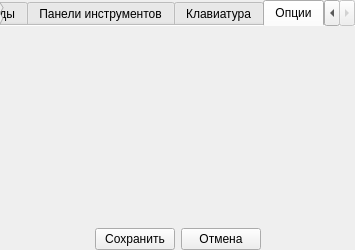
Before: the Qt Designer form src/plugins/mainwindow/mainwindowoptions.ui in rdnvndr/raindrop, drawn with Qt 5.
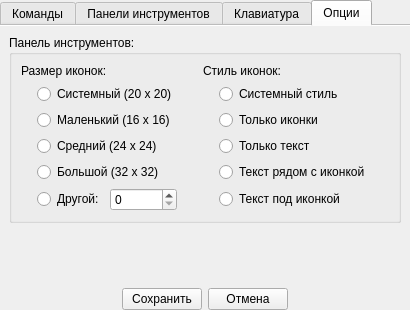
After: the same form once the commit is applied. The open tabs and pages were chosen to show the change. Custom widgets are drawn as their Qt base class.

Commit message: Сделано сохранение стиля панели инструментов и размера иконок

Diff of the .ui file:
```diff
--- a/src/plugins/mainwindow/mainwindowoptions.ui
+++ b/src/plugins/mainwindow/mainwindowoptions.ui
@@ -6,8 +6,8 @@
    <rect>
     <x>0</x>
     <y>0</y>
-    <width>341</width>
-    <height>232</height>
+    <width>410</width>
+    <height>310</height>
    </rect>
   </property>
   <property name="windowTitle">
@@ -223,6 +223,248 @@
       <attribute name="title">
        <string>Опции</string>
       </attribute>
+      <layout class="QVBoxLayout" name="verticalLayout_5">
+       <item>
+        <widget class="QGroupBox" name="groupBox">
+         <property name="title">
+          <string>Панель инструментов:</string>
+         </property>
+         <layout class="QGridLayout" name="gridLayout_3">
+          <item row="5" column="5">
+           <widget class="QRadioButton" name="radioButtonTextUnder">
+            <property name="text">
+             <string>Текст под иконкой</string>
+            </property>
+            <attribute name="buttonGroup">
+             <string notr="true">buttonGroupStyle</string>
+            </attribute>
+           </widget>
+          </item>
+          <item row="1" column="5">
+           <widget class="QRadioButton" name="radioButtonSytemStyle">
+            <property name="text">
+             <string>Системный стиль</string>
+            </property>
+            <attribute name="buttonGroup">
+             <string notr="true">buttonGroupStyle</string>
+            </attribute>
+           </widget>
+          </item>
+          <item row="3" column="5">
+           <widget class="QRadioButton" name="radioButtonTextOnly">
+            <property name="text">
+             <string>Только текст</string>
+            </property>
+            <attribute name="buttonGroup">
+             <string notr="true">buttonGroupStyle</string>
+            </attribute>
+           </widget>
+          </item>
+          <item row="4" column="1" colspan="2">
+           <widget class="QRadioButton" name="radioButtonLarge">
+            <property name="sizePolicy">
+             <sizepolicy hsizetype="Preferred" vsizetype="Fixed">
+              <horstretch>0</horstretch>
+              <verstretch>0</verstretch>
+             </sizepolicy>
+            </property>
+            <property name="text">
+             <string>Большой (32 x 32)</string>
+            </property>
+            <attribute name="buttonGroup">
+             <string notr="true">buttonGroupSize</string>
+            </attribute>
+           </widget>
+          </item>
+          <item row="2" column="1" colspan="2">
+           <widget class="QRadioButton" name="radioButtonSmall">
+            <property name="sizePolicy">
+             <sizepolicy hsizetype="Preferred" vsizetype="Fixed">
+              <horstretch>0</horstretch>
+              <verstretch>0</verstretch>
+             </sizepolicy>
+            </property>
+            <property name="text">
+             <string>Маленький (16 x 16)</string>
+            </property>
+            <attribute name="buttonGroup">
+             <string notr="true">buttonGroupSize</string>
+            </attribute>
+           </widget>
+          </item>
+          <item row="5" column="1">
+           <widget class="QRadioButton" name="radioButtonOther">
+            <property name="sizePolicy">
+             <sizepolicy hsizetype="Preferred" vsizetype="Fixed">
+              <horstretch>0</horstretch>
+              <verstretch>0</verstretch>
+             </sizepolicy>
+            </property>
+            <property name="text">
+             <string>Другой:</string>
+            </property>
+            <attribute name="buttonGroup">
+             <string notr="true">buttonGroupSize</string>
+            </attribute>
+           </widget>
+          </item>
+          <item row="3" column="6">
+           <spacer name="horizontalSpacerToolBar">
+            <property name="orientation">
+             <enum>Qt::Horizontal</enum>
+            </property>
+            <property name="sizeType">
+             <enum>QSizePolicy::Expanding</enum>
+            </property>
+            <property name="sizeHint" stdset="0">
+             <size>
+              <width>40</width>
+              <height>20</height>
+             </size>
+            </property>
+           </spacer>
+          </item>
+          <item row="1" column="1" colspan="2">
+           <widget class="QRadioButton" name="radioButtonSystem">
+            <property name="sizePolicy">
+             <sizepolicy hsizetype="Preferred" vsizetype="Fixed">
+              <horstretch>0</horstretch>
+              <verstretch>0</verstretch>
+             </sizepolicy>
+            </property>
+            <property name="text">
+             <string>Системный (20 x 20)</string>
+            </property>
+            <attribute name="buttonGroup">
+             <string notr="true">buttonGroupSize</string>
+            </attribute>
+           </widget>
+          </item>
+          <item row="5" column="2">
+           <widget class="IconSizeSpinBox" name="spinBoxIconSize">
+            <property name="sizePolicy">
+             <sizepolicy hsizetype="Preferred" vsizetype="Fixed">
+              <horstretch>0</horstretch>
+              <verstretch>0</verstretch>
+             </sizepolicy>
+            </property>
+           </widget>
+          </item>
+          <item row="5" column="3">
+           <spacer name="horizontalSpacerOther">
+            <property name="orientation">
+             <enum>Qt::Horizontal</enum>
+            </property>
+            <property name="sizeType">
+             <enum>QSizePolicy::Minimum</enum>
+            </property>
+            <property name="sizeHint" stdset="0">
+             <size>
+              <width>20</width>
+              <height>20</height>
+             </size>
+            </property>
+           </spacer>
+          </item>
+          <item row="0" column="0" colspan="3">
+           <widget class="QLabel" name="labelIconSize">
+            <property name="text">
+             <string>Размер иконок:</string>
+            </property>
+           </widget>
+          </item>
+          <item row="1" column="0">
+           <spacer name="horizontalSpacerSize">
+            <property name="orientation">
+             <enum>Qt::Horizontal</enum>
+            </property>
+            <property name="sizeType">
+             <enum>QSizePolicy::Minimum</enum>
+            </property>
+            <property name="sizeHint" stdset="0">
+             <size>
+              <width>10</width>
+              <height>20</height>
+             </size>
+            </property>
+           </spacer>
+          </item>
+          <item row="4" column="5">
+           <widget class="QRadioButton" name="radioButtonTextBeside">
+            <property name="text">
+             <string>Текст рядом с иконкой</string>
+            </property>
+            <attribute name="buttonGroup">
+             <string notr="true">buttonGroupStyle</string>
+            </attribute>
+           </widget>
+          </item>
+          <item row="2" column="5">
+           <widget class="QRadioButton" name="radioButtonIconOnly">
+            <property name="text">
+             <string>Только иконки</string>
+            </property>
+            <attribute name="buttonGroup">
+             <string notr="true">buttonGroupStyle</string>
+            </attribute>
+           </widget>
+          </item>
+          <item row="3" column="1" colspan="2">
+           <widget class="QRadioButton" name="radioButtonMedium">
+            <property name="sizePolicy">
+             <sizepolicy hsizetype="Preferred" vsizetype="Fixed">
+              <horstretch>0</horstretch>
+              <verstretch>0</verstretch>
+             </sizepolicy>
+            </property>
+            <property name="text">
+             <string>Средний (24 x 24)</string>
+            </property>
+            <attribute name="buttonGroup">
+             <string notr="true">buttonGroupSize</string>
+            </attribute>
+           </widget>
+          </item>
+          <item row="1" column="4">
+           <spacer name="horizontalSpacerStyle">
+            <property name="orientation">
+             <enum>Qt::Horizontal</enum>
+            </property>
+            <property name="sizeType">
+             <enum>QSizePolicy::Minimum</enum>
+            </property>
+            <property name="sizeHint" stdset="0">
+             <size>
+              <width>10</width>
+              <height>20</height>
+             </size>
+            </property>
+           </spacer>
+          </item>
+          <item row="0" column="4" colspan="2">
+           <widget class="QLabel" name="labelIconStyle">
+            <property name="text">
+             <string>Стиль иконок:</string>
+            </property>
+           </widget>
+          </item>
+         </layout>
+        </widget>
+       </item>
+       <item>
+        <spacer name="verticalSpacerOptions">
+         <property name="orientation">
+          <enum>Qt::Vertical</enum>
+         </property>
+         <property name="sizeHint" stdset="0">
+          <size>
+           <width>20</width>
+           <height>40</height>
+          </size>
+         </property>
+        </spacer>
+       </item>
+      </layout>
      </widget>
     </widget>
    </item>
@@ -286,6 +528,11 @@
    <extends>QLineEdit</extends>
    <header>hotkeylineedit.h</header>
   </customwidget>
+  <customwidget>
+   <class>IconSizeSpinBox</class>
+   <extends>QSpinBox</extends>
+   <header>iconsizespinbox.h</header>
+  </customwidget>
  </customwidgets>
  <resources/>
  <connections>
```
Left out of the diff: 4 changed lines with no effect on the pictures. The commit also changes 14 other files.
